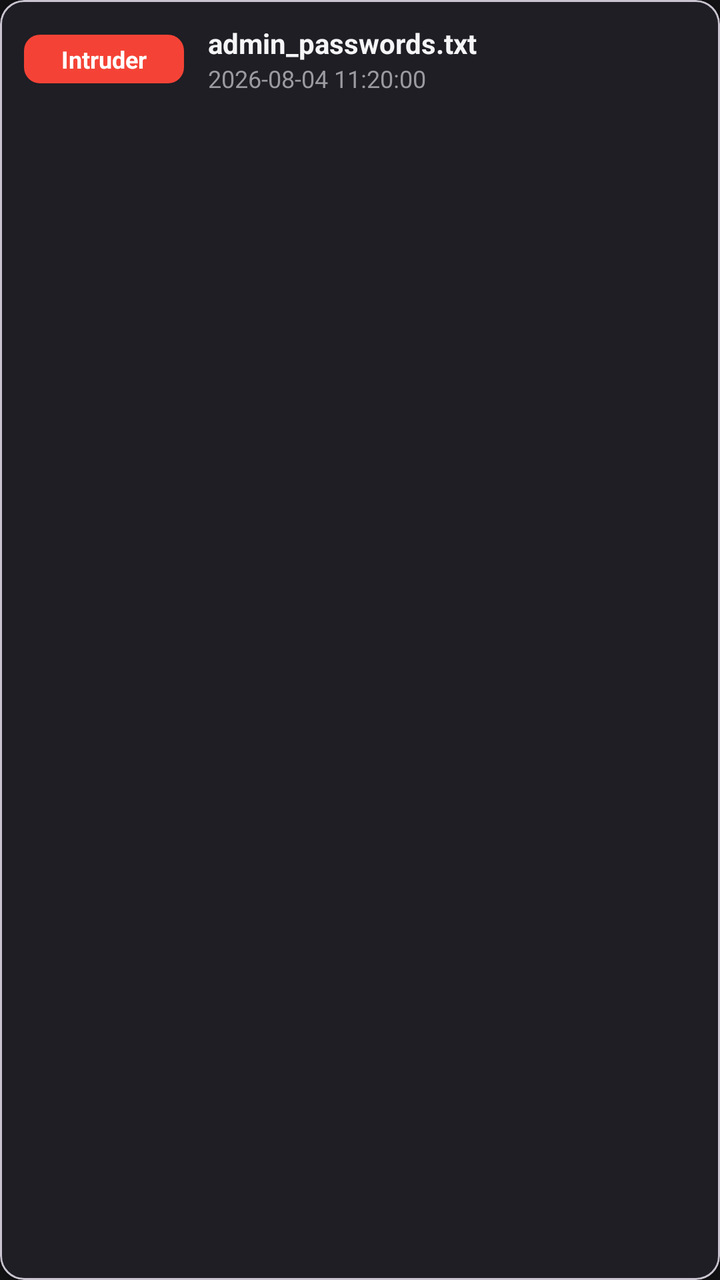
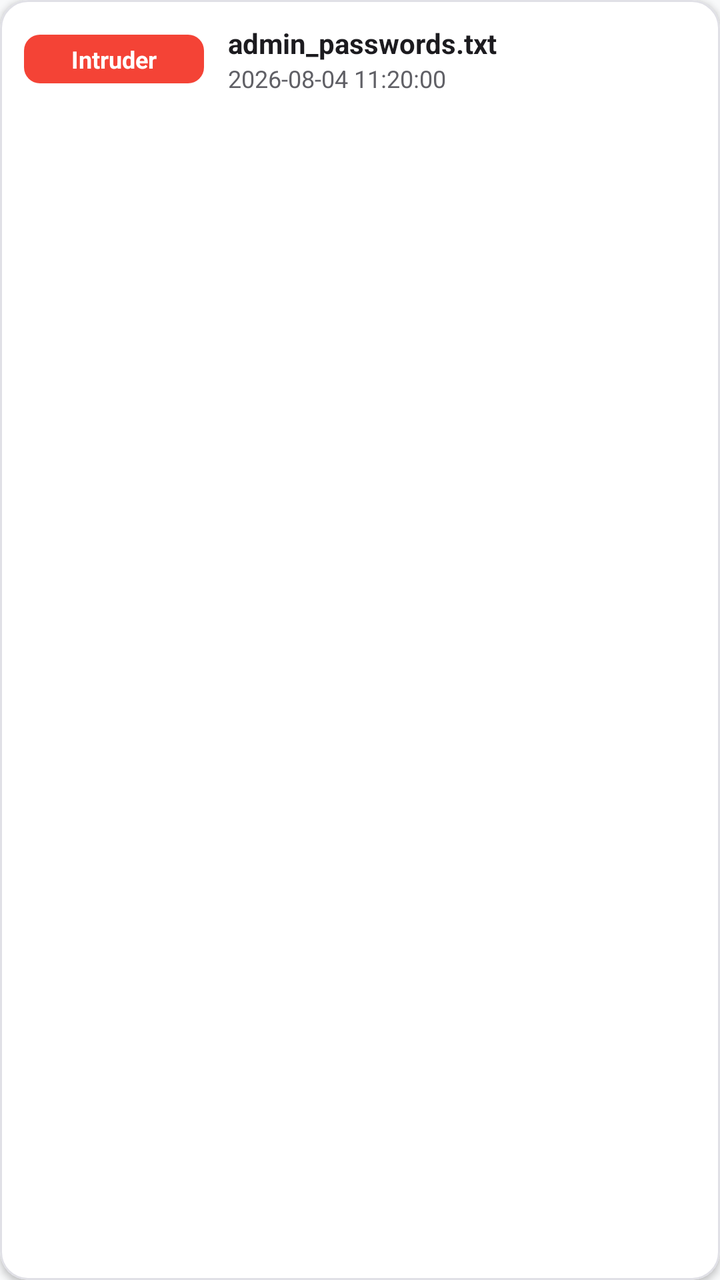

Before-and-after screenshots of an Android layout around one commit, followed by the original layout XML and the change that was made.
<!-- AndroidManifest.xml: application theme Theme.HoneyfileSecurity -->
<!-- res/layout/item_log.xml -->
<?xml version="1.0" encoding="utf-8"?>
<com.google.android.material.card.MaterialCardView xmlns:android="http://schemas.android.com/apk/res/android"
    xmlns:app="http://schemas.android.com/apk/res-auto"
    android:layout_width="match_parent"
    android:layout_height="wrap_content"
    android:layout_marginHorizontal="8dp"
    android:layout_marginVertical="4dp"
    app:cardBackgroundColor="@color/card_bg"
    app:cardCornerRadius="12dp"
    app:cardElevation="2dp">

    <LinearLayout
        android:layout_width="match_parent"
        android:layout_height="wrap_content"
        android:orientation="horizontal"
        android:padding="12dp"
        android:gravity="center_vertical">

        <TextView
            android:id="@+id/tvUserBadge"
            android:layout_width="80dp"
            android:layout_height="wrap_content"
            android:paddingHorizontal="8dp"
            android:paddingVertical="4dp"
            android:text="Intruder"
            android:textColor="@color/white"
            android:textSize="12sp"
            android:textStyle="bold"
            android:gravity="center"
            android:background="@drawable/badge_intruder_bg" />

        <LinearLayout
            android:layout_width="0dp"
            android:layout_height="wrap_content"
            android:layout_weight="1"
            android:orientation="vertical"
            android:layout_marginStart="12dp">

            <TextView
                android:id="@+id/tvFile"
                android:layout_width="wrap_content"
                android:layout_height="wrap_content"
                android:text="admin_passwords.txt"
                android:textColor="@color/text_primary"
                android:textSize="14sp"
                android:textStyle="bold" />

            <TextView
                android:id="@+id/tvTime"
                android:layout_width="wrap_content"
                android:layout_height="wrap_content"
                android:text="2026-08-04 11:20:00"
                android:textColor="@color/text_secondary"
                android:textSize="12sp" />

        </LinearLayout>

    </LinearLayout>

</com.google.android.material.card.MaterialCardView>
<!-- resources referenced by this layout -->
<resources>
  <color name="card_bg">#1E1E24</color>
  <color name="text_primary">#F5F5F7</color>
  <color name="text_secondary">#9A9AA0</color>
  <color name="white">#FFFFFFFF</color>
  <!-- drawable badge_intruder_bg (drawable) -->
  <?xml version="1.0" encoding="utf-8"?>
  <shape xmlns:android="http://schemas.android.com/apk/res/android"
      android:shape="rectangle">
      <solid android:color="@color/alert_red" />
      <corners android:radius="8dp" />
  </shape>
  <style name="Theme.HoneyfileSecurity" parent="Theme.Material3.DayNight.NoActionBar">
          <item name="colorPrimary">@color/primary_accent</item>
          <item name="colorOnPrimary">@color/black</item>
          <item name="colorSecondary">@color/teal_200</item>
          <item name="android:statusBarColor">@color/dark_bg</item>
          <item name="android:windowBackground">@color/dark_bg</item>
      </style>
  <color name="alert_red">#F44336</color>
  <color name="primary_accent">#FF9800</color>
  <color name="black">#FF000000</color>
  <color name="teal_200">#FF03DAC5</color>
  <color name="dark_bg">#121214</color>
</resources>

<!-- the commit's change to res/layout/item_log.xml (unified diff, before → after) -->
@@ -5,9 +5,11 @@
     android:layout_height="wrap_content"
     android:layout_marginHorizontal="8dp"
     android:layout_marginVertical="4dp"
-    app:cardBackgroundColor="@color/card_bg"
-    app:cardCornerRadius="12dp"
-    app:cardElevation="2dp">
+    app:cardBackgroundColor="?attr/appCardColor"
+    app:cardCornerRadius="14dp"
+    app:cardElevation="2dp"
+    app:strokeColor="?attr/appCardStrokeColor"
+    app:strokeWidth="1dp">
 
     <LinearLayout
         android:layout_width="match_parent"
@@ -18,7 +20,7 @@
 
         <TextView
             android:id="@+id/tvUserBadge"
-            android:layout_width="80dp"
+            android:layout_width="90dp"
             android:layout_height="wrap_content"
             android:paddingHorizontal="8dp"
             android:paddingVertical="4dp"
@@ -41,7 +43,7 @@
                 android:layout_width="wrap_content"
                 android:layout_height="wrap_content"
                 android:text="admin_passwords.txt"
-                android:textColor="@color/text_primary"
+                android:textColor="?attr/appTextColorPrimary"
                 android:textSize="14sp"
                 android:textStyle="bold" />
 
@@ -50,7 +52,7 @@
                 android:layout_width="wrap_content"
                 android:layout_height="wrap_content"
                 android:text="2026-08-04 11:20:00"
-                android:textColor="@color/text_secondary"
+                android:textColor="?attr/appTextColorSecondary"
                 android:textSize="12sp" />
 
         </LinearLayout>
<!-- resource entries referenced after the edit -->
@@ -1,8 +1,5 @@
 <!-- resources referenced by this layout -->
 <resources>
-  <color name="card_bg">#1E1E24</color>
-  <color name="text_primary">#F5F5F7</color>
-  <color name="text_secondary">#9A9AA0</color>
   <color name="white">#FFFFFFFF</color>
   <!-- drawable badge_intruder_bg (drawable) -->
   <?xml version="1.0" encoding="utf-8"?>
@@ -12,16 +9,26 @@
       <corners android:radius="8dp" />
   </shape>
   <style name="Theme.HoneyfileSecurity" parent="Theme.Material3.DayNight.NoActionBar">
-          <item name="colorPrimary">@color/primary_accent</item>
-          <item name="colorOnPrimary">@color/black</item>
-          <item name="colorSecondary">@color/teal_200</item>
-          <item name="android:statusBarColor">@color/dark_bg</item>
-          <item name="android:windowBackground">@color/dark_bg</item>
+          <item name="colorPrimary">@color/primary_accent_light</item>
+          <item name="colorOnPrimary">@color/white</item>
+          <item name="colorSecondary">@color/teal_700</item>
+          <item name="android:statusBarColor">@color/light_bg</item>
+          <item name="android:windowBackground">@color/light_bg</item>
+  
+          
+          <item name="appBackgroundColor">@color/light_bg</item>
+          <item name="appCardColor">@color/light_card_bg</item>
+          <item name="appCardStrokeColor">@color/light_card_stroke</item>
+          <item name="appTextColorPrimary">@color/light_text_primary</item>
+          <item name="appTextColorSecondary">@color/light_text_secondary</item>
       </style>
   <color name="alert_red">#F44336</color>
-  <color name="primary_accent">#FF9800</color>
-  <color name="black">#FF000000</color>
-  <color name="teal_200">#FF03DAC5</color>
-  <color name="dark_bg">#121214</color>
+  <color name="primary_accent_light">#F57C00</color>
+  <color name="teal_700">#FF018786</color>
+  <color name="light_bg">#F8F9FA</color>
+  <color name="light_card_bg">#FFFFFF</color>
+  <color name="light_card_stroke">#E0E0E6</color>
+  <color name="light_text_primary">#1C1B1F</color>
+  <color name="light_text_secondary">#606066</color>
 </resources>
 
